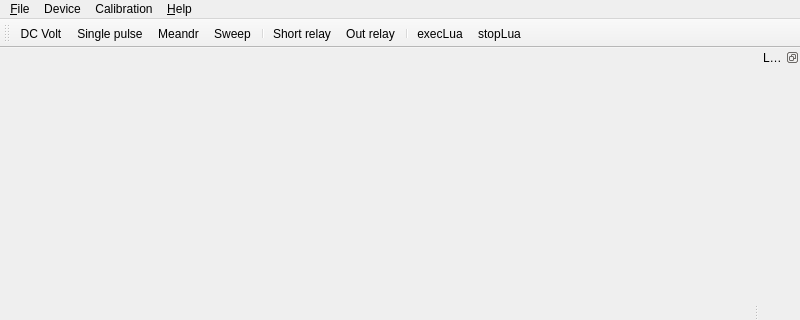
The window that software/voltamp/src/main_wnd.ui (z80/voltamper) describes before a commit, drawn with Qt 5; both pictures show x 0 to 800 and y 0 to 320 of the 800 by 600 pixel window.
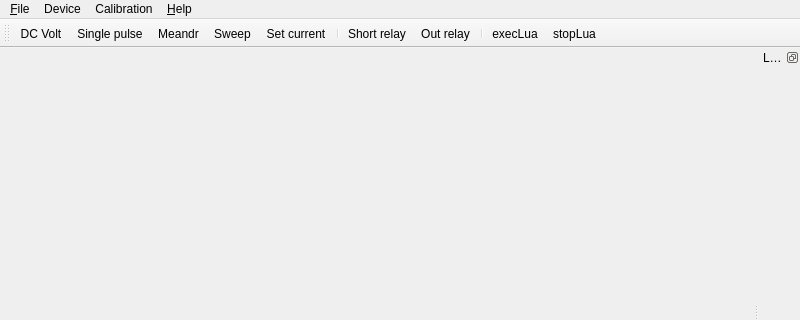
The same window after the commit. Icons and pictures are not drawn. Custom widgets are drawn as their Qt base class.

Commit message: Made current feedback.

Patch:
```diff
--- a/software/voltamp/src/main_wnd.ui
+++ b/software/voltamp/src/main_wnd.ui
@@ -79,6 +79,7 @@
    <addaction name="actionSingle_pulse"/>
    <addaction name="actionMeandr"/>
    <addaction name="actionSweep"/>
+   <addaction name="actionSet_current"/>
    <addaction name="separator"/>
    <addaction name="actionShort_relay"/>
    <addaction name="actionOut_relay"/>
@@ -214,6 +215,11 @@
     <string>stopLua</string>
    </property>
   </action>
+  <action name="actionSet_current">
+   <property name="text">
+    <string>Set current</string>
+   </property>
+  </action>
  </widget>
  <customwidgets>
   <customwidget>
```
Left out of the diff: 2 changed lines with no effect on the pictures. The commit also changes 103 other files.
